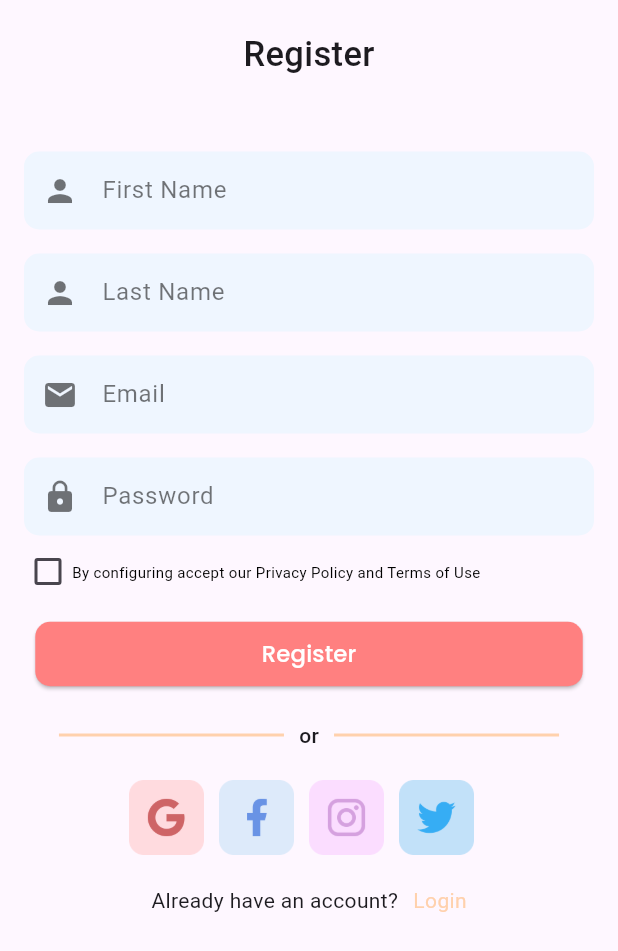
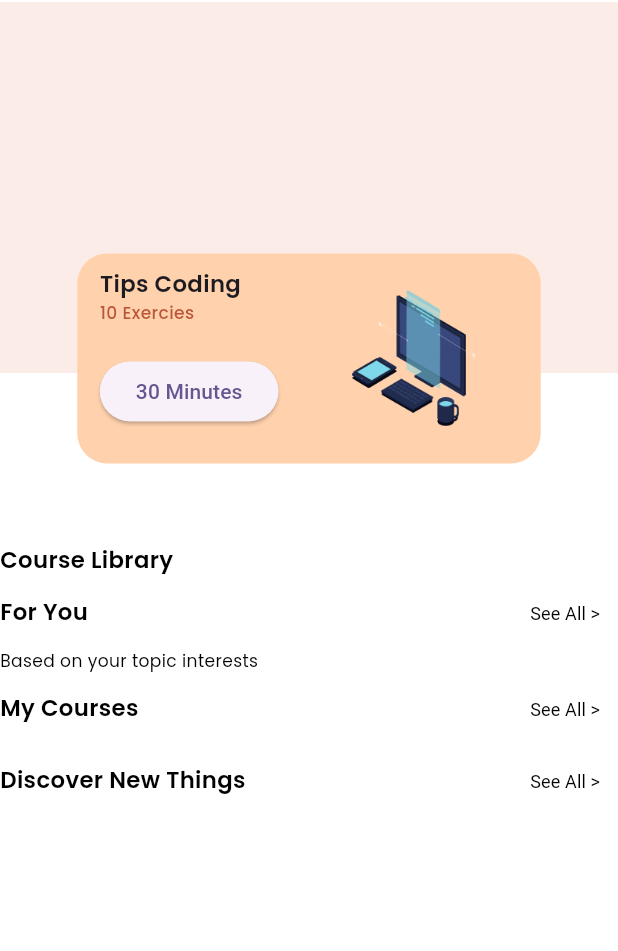
Before and after one commit to PradiptaAhmad/iLearn_project, a Flutter app: the screen it shows after launch, on a phone screen of 412 x 824 dp. Shown: the top 951 px of the screen. Run offline on Flutter 3.47's test engine with Material 3 defaults, Android fonts, the light colour scheme and no system bars; our stand-ins replace google_fonts, introduction_screen.

Commit message:
[alyaa] feat home_page

```diff
--- a/lib/main.dart
+++ b/lib/main.dart
@@ -1,6 +1,9 @@
 import 'package:flutter/material.dart';
+import 'package:ilearn_project/pages/home_page/widget/header_card.dart';
 import 'package:ilearn_project/pages/onboarding/onboard.dart';
 import 'package:ilearn_project/pages/register_page/register.dart';
+
+import 'pages/home_page/home.dart';
 
 void main() {
   runApp(const MyApp());
@@ -17,7 +20,7 @@ class MyApp extends StatelessWidget {
         colorScheme: ColorScheme.fromSeed(seedColor: Colors.deepPurple),
         useMaterial3: true,
       ),
-      home: Regsiter(),
+      home: HomePage(),
     );
   }
 }
--- /dev/null
+++ b/lib/pages/home_page/home.dart
@@ -0,0 +1,88 @@
+import 'package:flutter/material.dart';
+
+import '../../core/themes.dart';
+import 'widget/header_card.dart';
+
+class HomePage extends StatelessWidget {
+  const HomePage({super.key});
+
+  @override
+  Widget build(BuildContext context) {
+    double screenHeight = MediaQuery.of(context).size.height;
+    double screenWidth = MediaQuery.of(context).size.width;
+    return Scaffold(
+      backgroundColor: Colors.white,
+      body: SingleChildScrollView(
+        child: Container(
+          width: screenWidth,
+          height: screenHeight,
+          child: ListView(
+            children: [
+              Stack(
+                children: [
+                  Image.asset(
+                    "assets/images/bgheader.png",
+                    width: screenWidth,
+                    height: 250,
+                  ),
+                  Container(
+                    margin: EdgeInsets.only(top: screenHeight * 0.39),
+                    padding: EdgeInsets.only(top: screenHeight * 0.05),
+                    width: screenWidth,
+                    height: screenHeight * 0.29,
+                    child: Column(
+                      crossAxisAlignment: CrossAxisAlignment.start,
+                      children: [
+                        Text("Course Library", style: subTitle()),
+                        Row(
+                          mainAxisAlignment: MainAxisAlignment.spaceBetween, // Space between
+                          children: [
+                            Text("For You", style: subTitle()),
+                            TextButton(
+                              onPressed: () {},
+                              child: Text("See All >", style: TextStyle(fontWeight: FontWeight.w400, fontSize: 12, color: Colors.black)),
+                            ),
+                          ],
+                        ),
+                        Text("Based on your topic interests", style: decsSubTitle()),
+                        Row(
+                          mainAxisAlignment: MainAxisAlignment.spaceBetween, // Space between
+                          children: [
+                            Text("My Courses", style: subTitle()),
+                            TextButton(
+                              onPressed: () {},
+                              child: Text("See All >", style: TextStyle(fontWeight: FontWeight.w400, fontSize: 12, color: Colors.black)),
+                            ),
+                          ],
+                        ),
+                        Row(
+                          mainAxisAlignment: MainAxisAlignment.spaceBetween, // Space between
+                          children: [
+                            Text("Discover New Things", style: subTitle()),
+                            TextButton(
+                              onPressed: () {},
+                              child: Text("See All >", style: TextStyle(fontWeight: FontWeight.w400, fontSize: 12, color: Colors.black)),
+                            ),
+                          ],
+                        ),
+                      ],
+                    ),
+                  ),
+                  Align(
+                    alignment: Alignment.topCenter,
+                    child: Container(
+                      margin: EdgeInsets.only(top: screenHeight * 0.205),
+                      width: screenWidth * 0.75,
+                      height: screenHeight * 0.17,
+                      child: HeaderCard(),
+                    ),
+                  ),
+                ],
+              ),
+            ],
+          ),
+        ),
+      ),
+    );
+  }
+}
--- /dev/null
+++ b/lib/pages/home_page/widget/header_card.dart
@@ -0,0 +1,45 @@
+import 'package:flutter/material.dart';
+
+import '../../../core/themes.dart';
+
+class HeaderCard extends StatelessWidget {
+  const HeaderCard({super.key});
+
+  @override
+  Widget build(BuildContext context) {
+    double screenHeight = MediaQuery.of(context).size.height;
+    double screenWidth = MediaQuery.of(context).size.width;
+
+    return Container(
+      constraints: BoxConstraints(
+        minWidth: 200,
+        minHeight: 275,
+      ),
+      decoration: BoxDecoration(
+        color: Color(0xFFFFD1AD),
+        borderRadius: BorderRadius.circular(20.0), // Atur nilai sesuai kebutuhan Anda
+      ),
+      child: Row(
+        children: [
+          Padding(
+            padding: const EdgeInsets.symmetric(horizontal: 15, vertical: 10),
+            child: Column(
+              mainAxisAlignment: MainAxisAlignment.start,
+              crossAxisAlignment: CrossAxisAlignment.start,
+              children: [
+                Text("Tips Coding", style: headerCardHome(),),
+                Text("10 Exercies", style: subHeaderCardHome(),),
+                SizedBox(height: 20,),
+                ElevatedButton(
+                  onPressed: (){},
+                  child: Text("30 Minutes"),
+                ),
+              ],
+            ),
+          ),
+          Image.asset("assets/images/headercard.png", width: 158, height: 300,)
+        ],
+      ),
+    );
+  }
+}
--- a/lib/pages/register_page/widget/btnInput.dart
+++ b/lib/pages/register_page/widget/btnInput.dart
@@ -19,7 +19,7 @@ class ButtonInputUser extends StatelessWidget {
       ),
       child: Text(
         'Register',
-        style: buttonTxt(color: Colors.white),
+        style: buttonTxt(),
       ),
     );
   }
--- a/pubspec.yaml
+++ b/pubspec.yaml
@@ -34,6 +34,7 @@ dependencies:
   introduction_screen: ^3.1.12
   google_fonts: ^6.1.0
   flutter_svg: ^2.0.7
+  carousel_slider: ^4.2.1
 
   # The following adds the Cupertino Icons font to your application.
   # Use with the CupertinoIcons class for iOS style icons.
```
Also changed, not shown: lib/core/themes.dart (+20 -33 lines), lib/pages/home_page/widget/search.dart (added, +10 -0 lines), assets/images/bgheader.png (added), assets/images/headercard.png (added), assets/images/htmlcard.png (added), lib/pages/home_page/widget/category.dart (added), lib/pages/home_page/widget/courses_card.dart (added), lib/pages/home_page/widget/mycourses_card.dart (added), lib/pages/home_page/widget/news_card.dart (added), pubspec.lock.
